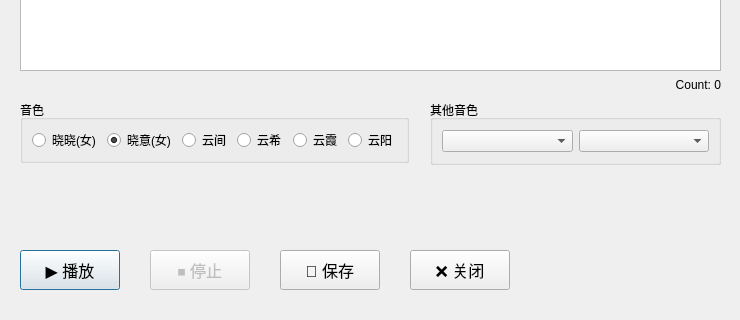
This is src/dialog.ui in johnsmith2078/edge-tts-gui as Qt 5 draws it before an edit; both pictures show x 0 to 740 and y 260 to 580 of the 740 by 580 pixel window. The edited form follows.
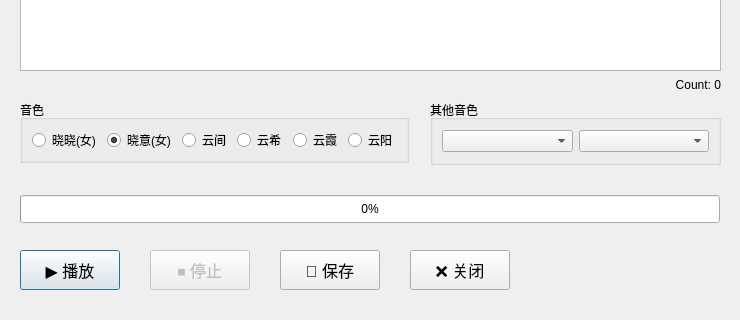
This is the edited form. Custom widgets are drawn as their Qt base class.

Diff of the .ui file:
```diff
--- a/src/dialog.ui
+++ b/src/dialog.ui
@@ -210,7 +210,39 @@
     </item>
    </layout>
   </widget>
+  <widget class="StreamingProgressBar" name="progressBarSave">
+   <property name="geometry">
+    <rect>
+     <x>20</x>
+     <y>455</y>
+     <width>700</width>
+     <height>28</height>
+    </rect>
+   </property>
+   <property name="visible">
+    <bool>false</bool>
+   </property>
+   <property name="minimum">
+    <number>0</number>
+   </property>
+   <property name="maximum">
+    <number>100</number>
+   </property>
+   <property name="value">
+    <number>0</number>
+   </property>
+   <property name="textVisible">
+    <bool>true</bool>
+   </property>
+  </widget>
  </widget>
+ <customwidgets>
+  <customwidget>
+   <class>StreamingProgressBar</class>
+   <extends>QProgressBar</extends>
+   <header>streamingprogressbar.h</header>
+  </customwidget>
+ </customwidgets>
  <resources/>
  <connections>
   <connection>
```
